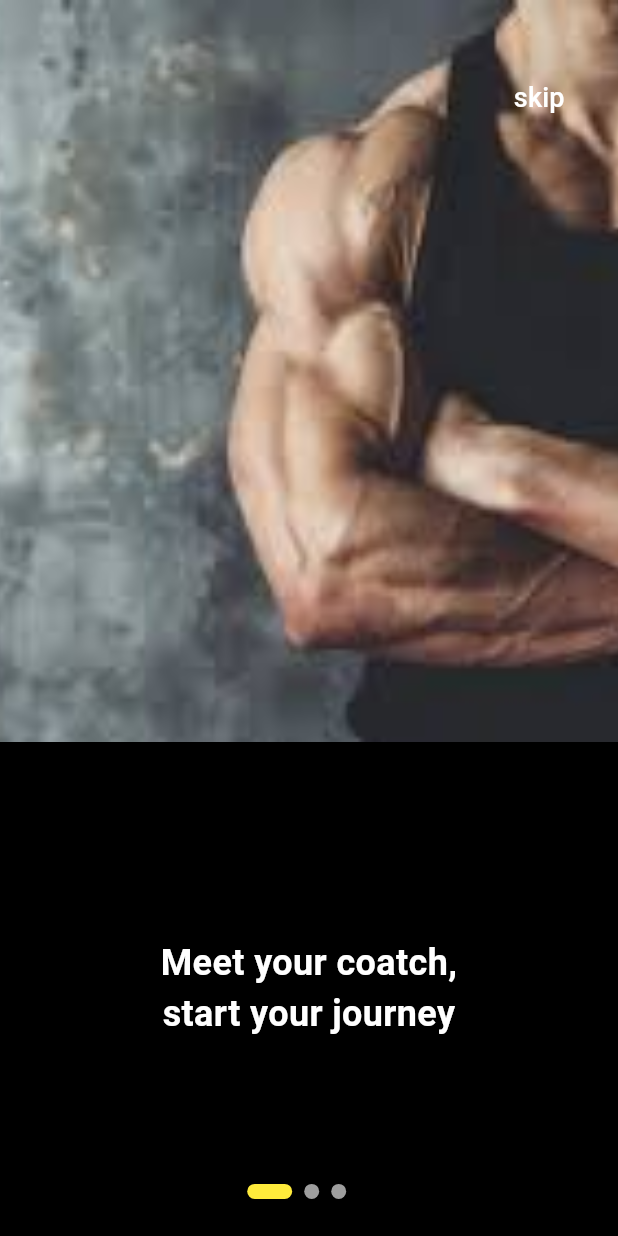
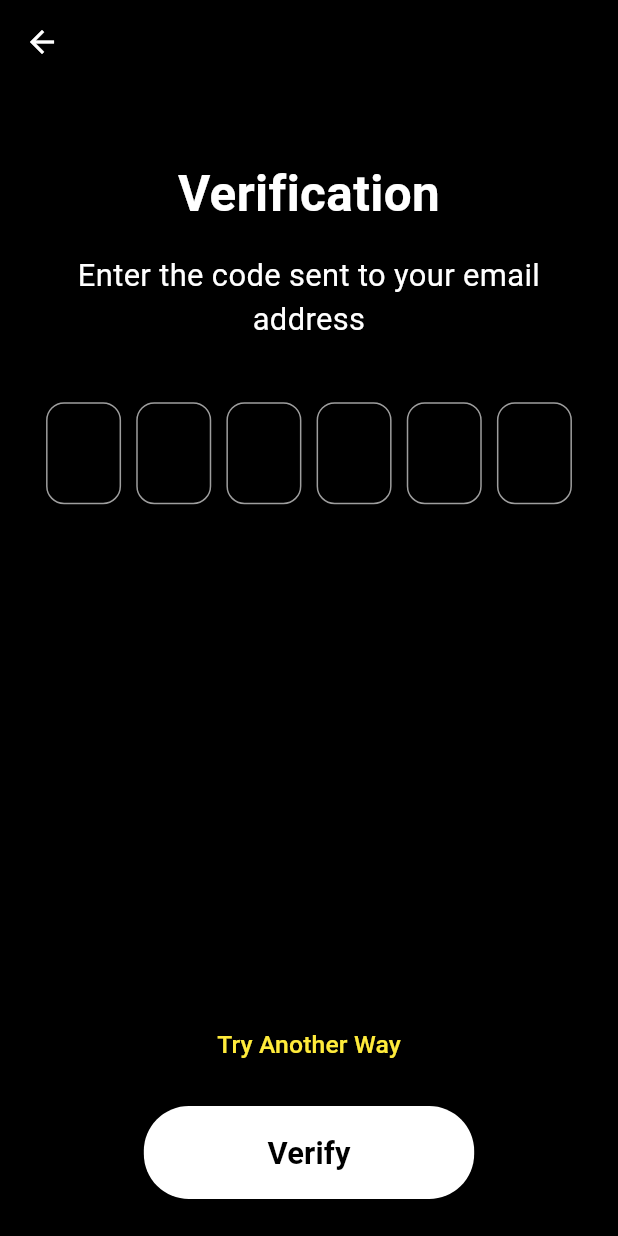
Before and after one commit to ahmedchakroun0/Flutter-fitness-app, a Flutter app: the screen it shows after launch, on a phone screen of 412 x 824 dp. Run offline on Flutter 3.47's test engine with Material 3 defaults, Android fonts, the phone set to English and light mode, and no system bars; drawn by our look-alikes of smooth_page_indicator.

Commit message:
forgot password and verification

```diff
--- a/lib/main.dart
+++ b/lib/main.dart
@@ -1,5 +1,7 @@
 import 'dart:io';
 
+import 'package:fitness_app/screens/Authentication/forgot_password.dart';
+import 'package:fitness_app/screens/Authentication/verification.dart';
 import 'package:fitness_app/screens/age_screen.dart';
 import 'package:fitness_app/screens/goal_screen.dart';
 import 'package:fitness_app/screens/height_screen.dart';
@@ -37,7 +39,7 @@ class MyApp extends StatelessWidget {
       },
 
       debugShowCheckedModeBanner: false,
-      home: OnboardingScreen(),
+      home: const Verification(),
     );
   }
 }
--- /dev/null
+++ b/lib/screens/Authentication/verification.dart
@@ -0,0 +1,163 @@
+import 'package:flutter/material.dart';
+
+class Verification extends StatefulWidget {
+  const Verification({super.key});
+
+  @override
+  State<Verification> createState() => _VerificationState();
+}
+
+class _VerificationState extends State<Verification> {
+  final List<TextEditingController> _controllers = List.generate(
+    6,
+    (_) => TextEditingController(),
+  );
+  final List<FocusNode> _focusNodes = List.generate(6, (_) => FocusNode());
+
+  @override
+  void dispose() {
+    for (var controller in _controllers) {
+      controller.dispose();
+    }
+    for (var node in _focusNodes) {
+      node.dispose();
+    }
+    super.dispose();
+  }
+
+  @override
+  Widget build(BuildContext context) {
+    var size = MediaQuery.of(context).size;
+
+    return SafeArea(
+      child: Scaffold(
+        backgroundColor: Colors.black,
+        resizeToAvoidBottomInset: false,
+        appBar: AppBar(
+          leading: IconButton(
+            icon: const Icon(Icons.arrow_back, color: Colors.white),
+            onPressed: () => Navigator.pop(context),
+            color: Colors.white,
+          ),
+          backgroundColor: Colors.transparent,
+        ),
+        body: Container(
+          width: size.width,
+          height: size.height,
+          padding: EdgeInsets.only(
+            left: size.width * 0.05,
+            right: size.width * 0.05,
+            top: size.height * 0.06,
+            bottom: size.height * 0.03,
+          ),
+          child: Column(
+            children: [
+              Text(
+                "Verification",
+                style: TextStyle(
+                  color: Colors.white,
+                  fontSize: size.width * 0.08,
+                  fontWeight: FontWeight.bold,
+                ),
+                textAlign: TextAlign.center,
+              ),
+              SizedBox(height: size.height * 0.02),
+              Text(
+                "Enter the code sent to your email address",
+                style: TextStyle(
+                  color: Colors.white,
+                  fontSize: size.width * 0.05,
+                ),
+                textAlign: TextAlign.center,
+              ),
+              SizedBox(height: size.height * 0.05),
+              Row(
+                mainAxisAlignment: MainAxisAlignment.spaceEvenly,
+                children: List.generate(6, (index) {
+                  return SizedBox(
+                    width: 50,
+                    child: TextField(
+                      controller: _controllers[index],
+                      focusNode: _focusNodes[index],
+                      keyboardType: TextInputType.number,
+                      maxLength: 1,
+                      textAlign: TextAlign.center,
+                      style: const TextStyle(fontSize: 24),
+                      decoration: InputDecoration(
+                        counterText: '',
+                        enabledBorder: OutlineInputBorder(
+                          borderSide: const BorderSide(color: Colors.grey),
+                          borderRadius: BorderRadius.circular(12),
+                        ),
+                      ),
+                      onChanged: (value) {
+                        if (value.isNotEmpty && index < 5) {
+                          FocusScope.of(
+                            context,
+                          ).requestFocus(_focusNodes[index + 1]);
+                        }
+                        if (value.isEmpty && index > 0) {
+                          FocusScope.of(
+                            context,
+                          ).requestFocus(_focusNodes[index - 1]);
+                        }
+                      },
+                    ),
+                  );
+                }),
+              ),
+
+              const Spacer(),
+
+              // Try Another Way
+              SizedBox(
+                width: size.width * 0.9,
+                child: TextButton(
+                  onPressed: () {
+                    // Add alternate verification logic
+                  },
+                  child: Text(
+                    "Try Another Way",
+                    style: TextStyle(
+                      color: Colors.yellow,
+                      fontSize: size.width * 0.04,
+                    ),
+                  ),
+                ),
+              ),
+
+              SizedBox(height: size.height * 0.02),
+
+              // Verify Button
+              ElevatedButton(
+                onPressed: () {
+                  final code = _controllers.map((c) => c.text).join();
+                  print("Entered code: $code");
+                  // Add verification logic
+                },
+                style: ElevatedButton.styleFrom(
+                  backgroundColor: Colors.white,
+                  padding: EdgeInsets.symmetric(
+                    vertical: size.height * 0.02,
+                    horizontal: size.width * 0.2,
+                  ),
+                  shape: RoundedRectangleBorder(
+                    borderRadius: BorderRadius.circular(30),
+                  ),
+                ),
+                child: Text(
+                  "Verify",
+                  style: TextStyle(
+                    color: Colors.black,
+                    fontSize: size.width * 0.05,
+                    fontWeight: FontWeight.bold,
+                  ),
+                ),
+              ),
+            ],
+          ),
+        ),
+      ),
+    );
+  }
+}
```
Also changed, not shown: lib/screens/Authentication/forgot_password.dart (added, +115 -0 lines).
